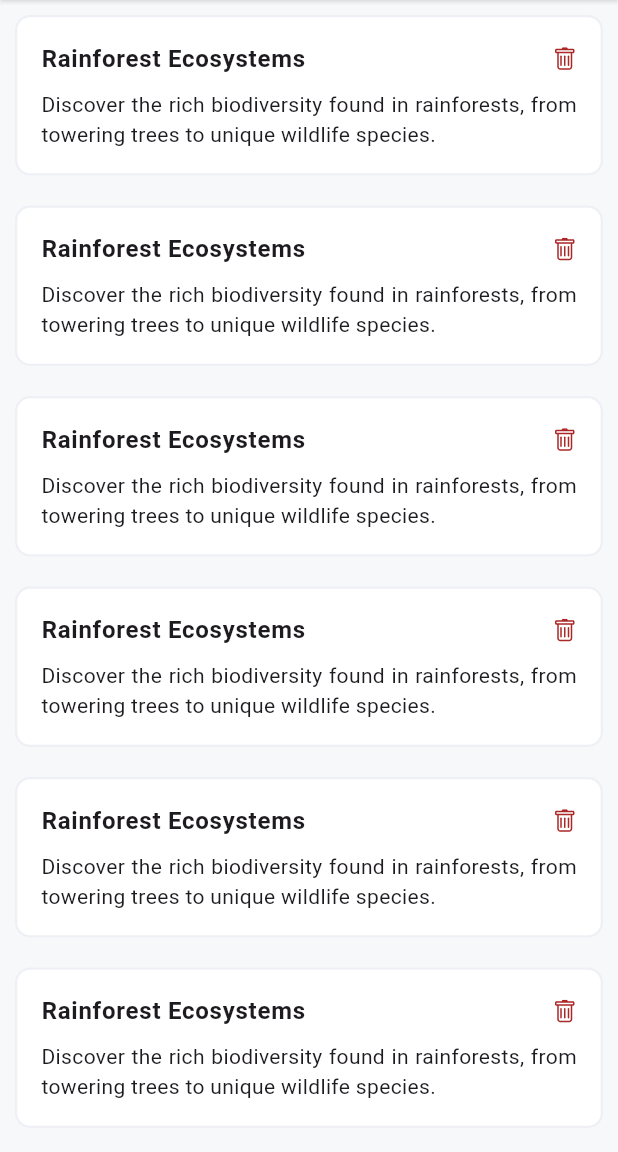
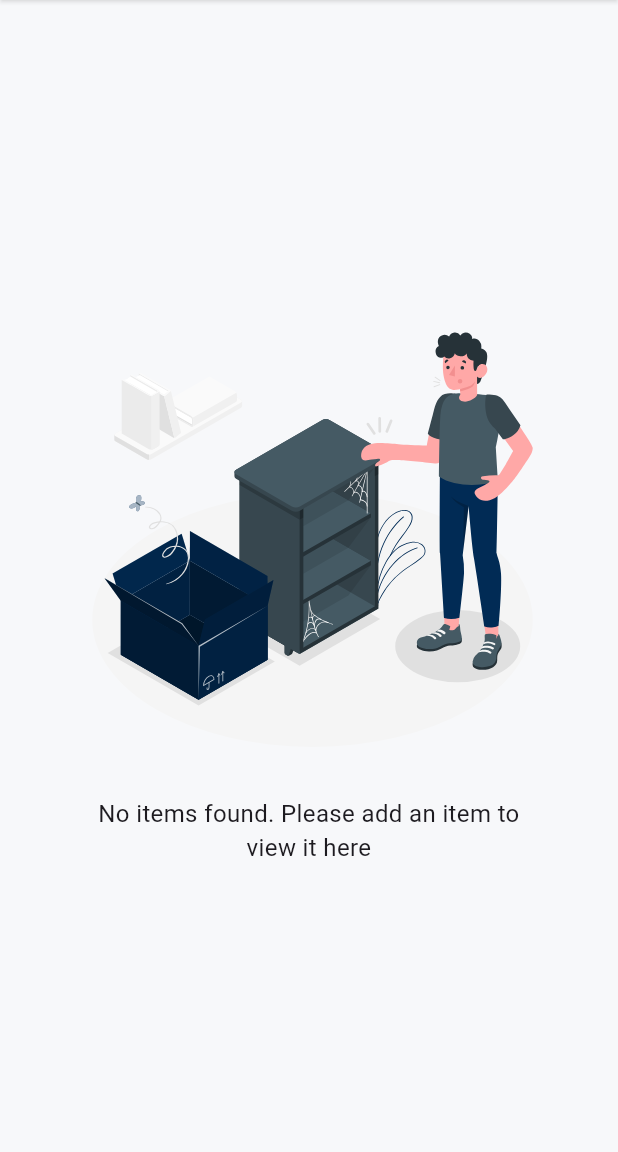
Before and after one commit to DanroyMwangi/Itemify, a Flutter app: the screen it shows after launch, on a phone screen of 412 x 824 dp, the part 84-1236 px from its top. Run offline on Flutter 3.47's test engine with Material 3 defaults, Android fonts, the phone set to English and light mode, and no system bars; our stand-ins replace async_redux, flutter_svg.

Commit message:
feat: add state management

```diff
--- /dev/null
+++ b/lib/application/redux/add_item_action.dart
@@ -0,0 +1,9 @@
+import 'dart:async';
+
+import 'package:async_redux/async_redux.dart';
+import 'package:itemify/application/state/app_state.dart';
+
+class AddItemAction extends ReduxAction<AppState> {
+  @override
+  FutureOr<AppState?> reduce() {}
+}
--- /dev/null
+++ b/lib/application/state/app_state.dart
@@ -0,0 +1,27 @@
+import 'package:async_redux/async_redux.dart';
+import 'package:itemify/domain/models/item.dart';
+
+class AppState {
+  final List<Item?>? items;
+  final Wait? wait;
+
+  const AppState({this.items, this.wait});
+
+  // Factory constructor for initial state
+  factory AppState.initial() {
+    return const AppState(
+      items: <Item>[],
+    );
+  }
+
+  // CopyWith method for updating the state immutably
+  AppState copyWith({
+    List<Item?>? items,
+    Wait? wait,
+  }) {
+    return AppState(
+      items: items ?? this.items,
+      wait: wait ?? this.wait,
+    );
+  }
+}
--- /dev/null
+++ b/lib/application/state/view_models/app_state_view_model.dart
@@ -0,0 +1,19 @@
+import 'package:async_redux/async_redux.dart';
+import 'package:itemify/application/state/app_state.dart';
+
+class AppStateViewModel extends Vm {
+  AppStateViewModel({
+    required this.appState,
+    required this.wait,
+  }) : super(equals: <Object?>[appState, wait]);
+
+  final AppState appState;
+  final Wait? wait;
+
+  static AppStateViewModel fromStore(Store<AppState> store) {
+    return AppStateViewModel(
+      appState: store.state,
+      wait: store.state.wait,
+    );
+  }
+}
--- a/lib/domain/constants/app_assets.dart
+++ b/lib/domain/constants/app_assets.dart
@@ -1 +1,2 @@
 const String deleteIcon = 'assets/icons/trash.svg';
+const String emptyStateImagePath = 'assets/icons/empty.svg';
--- a/lib/domain/constants/app_strings.dart
+++ b/lib/domain/constants/app_strings.dart
@@ -1,6 +1,9 @@
+// Home Page
 const String newString = 'New';
 const String itemifyString = 'Itemify';
 const String addItemString = 'Add Item';
+const String noItemsMessage =
+    'No items found. Please add an item to view it here';
 
 // Add Item Page
 const String requiredFieldIndicatorText = 'Indicates required fields';
@@ -9,4 +12,3 @@ const String enterTitleHint = 'Enter a title for the item';
 const String descriptionText = 'Description';
 const String addDescriptionHint = 'Add description';
 const String cancelButtonText = 'Cancel';
-const String addItemButtonText = 'Add Item';
--- /dev/null
+++ b/lib/domain/models/item.dart
@@ -0,0 +1,9 @@
+class Item {
+  String title;
+  String description;
+
+  Item({
+    required this.title,
+    required this.description,
+  });
+}
--- a/lib/main.dart
+++ b/lib/main.dart
@@ -1,11 +1,18 @@
+import 'package:async_redux/async_redux.dart';
 import 'package:flutter/material.dart';
+import 'package:itemify/application/state/app_state.dart';
 import 'package:itemify/domain/constants/app_routes.dart';
 import 'package:itemify/presentation/router/route_generator.dart';
 
 void main() {
-  runApp(const MaterialApp(
-    debugShowCheckedModeBanner: false,
-    initialRoute: AppRoutes.homePage,
-    onGenerateRoute: RouteGenerator.generateRoute,
-  ));
+  AppState state = AppState.initial();
+
+  Store<AppState> store = Store<AppState>(initialState: state);
+  runApp(StoreProvider<AppState>(
+      store: store,
+      child: const MaterialApp(
+        debugShowCheckedModeBanner: false,
+        initialRoute: AppRoutes.homePage,
+        onGenerateRoute: RouteGenerator.generateRoute,
+      )));
 }
--- a/lib/presentation/pages/add_item_page.dart
+++ b/lib/presentation/pages/add_item_page.dart
@@ -167,7 +167,7 @@ class AddItemPage extends StatelessWidget {
                         borderRadius: BorderRadius.circular(16),
                       ),
                       child: const Text(
-                        addItemButtonText,
+                        addItemString,
                         style: TextStyle(
                           color: Colors.white,
                           fontWeight: FontWeight.w600,
--- a/lib/presentation/pages/home_page.dart
+++ b/lib/presentation/pages/home_page.dart
@@ -1,7 +1,13 @@
+import 'package:async_redux/async_redux.dart';
 import 'package:flutter/material.dart';
+import 'package:flutter_svg/svg.dart';
+import 'package:itemify/application/state/app_state.dart';
+import 'package:itemify/application/state/view_models/app_state_view_model.dart';
+import 'package:itemify/domain/constants/app_assets.dart';
 import 'package:itemify/domain/constants/app_colors.dart';
 import 'package:itemify/domain/constants/app_routes.dart';
 import 'package:itemify/domain/constants/app_strings.dart';
+import 'package:itemify/domain/models/item.dart';
 import 'package:itemify/presentation/pages/widgets/item_tile.dart';
 
 class HomePage extends StatelessWidget {
@@ -51,17 +57,49 @@ class HomePage extends StatelessWidget {
         elevation: 1,
         shadowColor: Colors.grey.withOpacity(0.3),
       ),
-      body: const SingleChildScrollView(
-        child: Column(
-          children: [
-            ItemTile(),
-            ItemTile(),
-            ItemTile(),
-            ItemTile(),
-            ItemTile(),
-            ItemTile(),
-          ],
-        ),
+      body: StoreConnector<AppState, AppStateViewModel>(
+        converter: (Store<AppState> store) =>
+            AppStateViewModel.fromStore(store),
+        builder: (BuildContext context, AppStateViewModel vm) {
+          List<Item?>? itemList = vm.appState.items;
+
+          if (itemList == null || itemList.isEmpty) {
+            return Padding(
+              padding: const EdgeInsets.all(50.0),
+              child: Center(
+                child: Column(
+                  mainAxisAlignment: MainAxisAlignment.center,
+                  crossAxisAlignment: CrossAxisAlignment.center,
+                  children: [
+                    SvgPicture.asset(
+                      emptyStateImagePath,
+                      width: MediaQuery.sizeOf(context).width * 0.8,
+                    ),
+                    const SizedBox(height: 10),
+                    const Text(
+                      noItemsMessage,
+                      style: TextStyle(
+                        fontSize: 16,
+                        fontWeight: FontWeight.w400,
+                      ),
+                      textAlign: TextAlign.center,
+                    ),
+                  ],
+                ),
+              ),
+            );
+          }
+
+          return SingleChildScrollView(
+            child: Column(
+              children: [
+                ...itemList.map((Item? item) {
+                  return ItemTile(item: item!);
+                }),
+              ],
+            ),
+          );
+        },
       ),
     );
   }
--- a/lib/presentation/pages/widgets/item_tile.dart
+++ b/lib/presentation/pages/widgets/item_tile.dart
@@ -2,9 +2,12 @@ import 'package:flutter/material.dart';
 import 'package:flutter_svg/svg.dart';
 import 'package:itemify/domain/constants/app_assets.dart';
 import 'package:itemify/domain/constants/app_colors.dart';
+import 'package:itemify/domain/models/item.dart';
 
 class ItemTile extends StatelessWidget {
-  const ItemTile({super.key});
+  final Item item;
+
+  const ItemTile({super.key, required this.item});
 
   @override
   Widget build(BuildContext context) {
@@ -26,7 +29,7 @@ class ItemTile extends StatelessWidget {
             crossAxisAlignment: CrossAxisAlignment.center,
             children: [
               Text(
-                'Rainforest Ecosystems',
+                item.title,
                 style: Theme.of(context).textTheme.bodyLarge!.copyWith(
                       fontWeight: FontWeight.w600,
                     ),
@@ -37,8 +40,8 @@ class ItemTile extends StatelessWidget {
           const SizedBox(
             height: 8,
           ),
-          const Text(
-            'Discover the rich biodiversity found in rainforests, from towering trees to unique wildlife species.',
+          Text(
+            item.description,
             textAlign: TextAlign.justify,
           )
         ],
--- a/pubspec.yaml
+++ b/pubspec.yaml
@@ -12,6 +12,7 @@ dependencies:
   flutter:
     sdk: flutter
   flutter_svg: ^2.0.10+1
+  async_redux: ^23.1.1
   cupertino_icons: ^1.0.8
 
 dev_dependencies:
```
Also changed, not shown: assets/icons/empty.svg (added), pubspec.lock.
